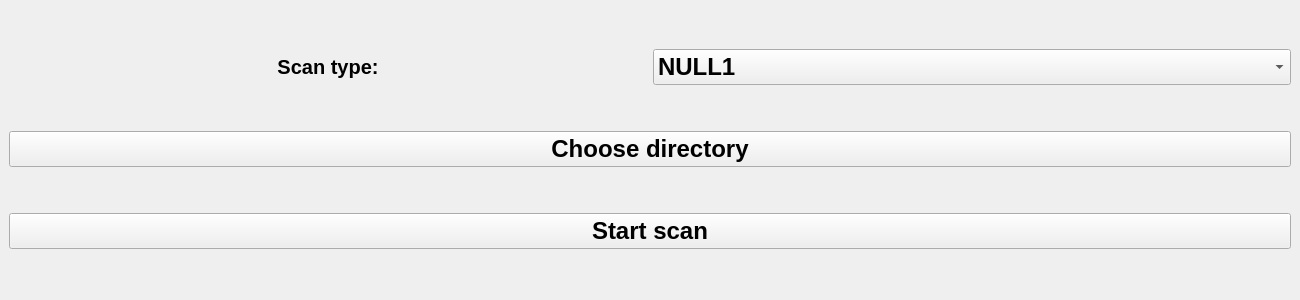
Qt form src/main_window.ui (adam-choragwicki/DuplicateFileFinder_Qt_Cplusplus) before a commit.
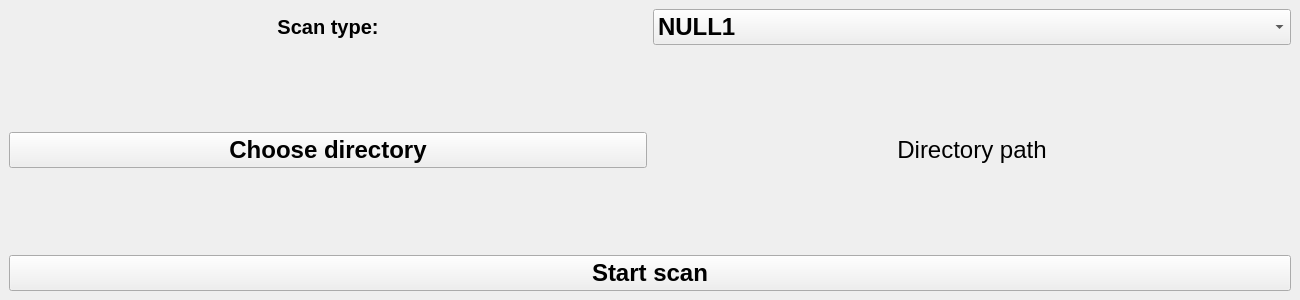
The same form after that commit.

Commit message: Add directory picker dialog

```diff
--- a/src/main_window.ui
+++ b/src/main_window.ui
@@ -80,6 +80,8 @@
      </layout>
     </item>
     <item>
+     <layout class="QHBoxLayout" name="horizontalLayout">
+      <item>
      <widget class="QPushButton" name="chooseDirectory_PushButton">
       <property name="font">
        <font>
@@ -91,6 +93,23 @@
        <string>Choose directory</string>
       </property>
      </widget>
+      </item>
+      <item>
+       <widget class="QLabel" name="directoryPath_Label">
+        <property name="font">
+         <font>
+          <pointsize>18</pointsize>
+         </font>
+        </property>
+        <property name="text">
+         <string>Directory path</string>
+        </property>
+        <property name="alignment">
+         <set>Qt::AlignmentFlag::AlignCenter</set>
+        </property>
+       </widget>
+      </item>
+     </layout>
     </item>
     <item>
      <widget class="QPushButton" name="startScan_PushButton">
```
Left out of the diff: 2 changed lines with no effect on the pictures. Lines whose indentation alone changed are shown as unchanged. The commit also changes 3 other files.
